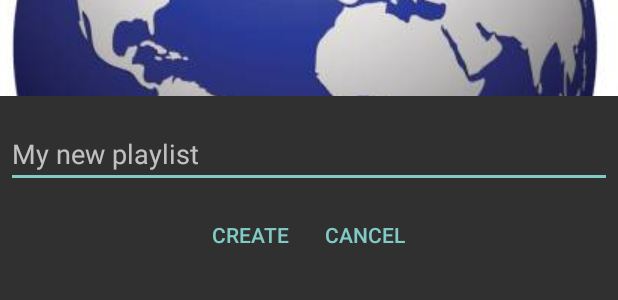
After one commit to Shepherdxx/CelestialMPlayer, an Android app: the layout dialog_window.xml on its own in the app's theme, with its tools: preview values and no code run, on a phone screen of 412 x 824 dp. The commit adds this screen. Shown: the top 300 px of the screen. Run offline under Robolectric (Android 15) with nearby library versions, the phone set to English and light mode, and no system bars.

Commit message:
some Fix:  - Добавил возможность создавать плейлист  - правка в ControlButtons

```diff
--- a/app/src/main/java/com/shepherdxx/celestialmp/extras/Constants.java
+++ b/app/src/main/java/com/shepherdxx/celestialmp/extras/Constants.java
@@ -2,6 +2,7 @@ package com.shepherdxx.celestialmp.extras;
 
 import android.net.Uri;
 import android.os.Environment;
+import android.provider.MediaStore;
 
 import java.io.File;
 
@@ -38,7 +39,8 @@ public final class Constants {
 
 
 
-
+    public static final String PLAYLIST_ID = MediaStore.Audio.Playlists.Members._ID;
+    public static final String AUDIO_ID = MediaStore.Audio.Playlists.Members.AUDIO_ID;
 
 
     public final static int YES=1;
--- a/app/src/main/java/com/shepherdxx/celestialmp/medialibrary/MediaLibraryBackend.java
+++ b/app/src/main/java/com/shepherdxx/celestialmp/medialibrary/MediaLibraryBackend.java
@@ -91,7 +91,7 @@ public class MediaLibraryBackend
          * @param id the song id to query
          * @return the value of `column'
          */
-    long getColumnFromSongId(String column, long id) {
+    public long getColumnFromSongId(String column, long id) {
         long mtime = 0;
         Cursor cursor = query(false, MediaLibrary.TABLE_SONGS, new String[]{ column }, MediaLibrary.SongColumns._ID+"="+Long.toString(id), null, null, null, null, "1");
         if (cursor.moveToFirst())
--- /dev/null
+++ b/app/src/main/res/layout/dialog_window.xml
@@ -0,0 +1,46 @@
+<?xml version="1.0" encoding="utf-8"?>
+<LinearLayout xmlns:android="http://schemas.android.com/apk/res/android"
+    android:orientation="vertical"
+    android:layout_width="match_parent"
+    android:layout_height="wrap_content">
+    <ImageView
+        android:src="@drawable/celestial_logo"
+        android:layout_width="match_parent"
+        android:layout_height="64dp"
+        android:scaleType="center"
+        android:background="#FFFFBB33"
+        android:contentDescription="@string/app_name"
+        />
+    <EditText
+        android:id="@+id/dialog_et"
+        android:inputType="textEmailAddress"
+        android:layout_width="match_parent"
+        android:layout_height="wrap_content"
+        android:layout_marginTop="16dp"
+        android:layout_marginLeft="4dp"
+        android:layout_marginRight="4dp"
+        android:layout_marginBottom="4dp"
+        android:hint="@string/example" />
+
+    <LinearLayout
+        android:layout_width="match_parent"
+        android:layout_height="wrap_content"
+        android:orientation="horizontal"
+        android:gravity="center">
+
+        <Button
+            style="?android:attr/buttonBarButtonStyle"
+            android:id="@+id/dialog_create"
+            android:layout_width="wrap_content"
+            android:layout_height="wrap_content"
+            android:text="@string/create"/>
+        <Button
+            style="?android:attr/buttonBarButtonStyle"
+            android:id="@+id/dialog_cancel"
+            android:layout_width="wrap_content"
+            android:layout_height="wrap_content"
+            android:text="@string/cancel"/>
+
+    </LinearLayout>
+
+</LinearLayout>
```
Also changed, not shown: app/src/main/java/com/shepherdxx/celestialmp/extras/ControlButtonsExtras.java (+6 -6 lines), app/src/main/java/com/shepherdxx/celestialmp/fragment/StartFragment.java (+94 -3 lines), app/src/main/java/com/shepherdxx/celestialmp/medialibrary/MediaLibrary.java (+5 -3 lines), app/src/main/java/com/shepherdxx/celestialmp/plailist/PlayListTrue.java (+73 -57 lines), app/src/main/java/com/shepherdxx/celestialmp/playlist_imp/PlayList.java (+12 -26 lines), app/src/main/java/com/shepherdxx/celestialmp/playlist_imp/QueryTask.java (+46 -0 lines).
